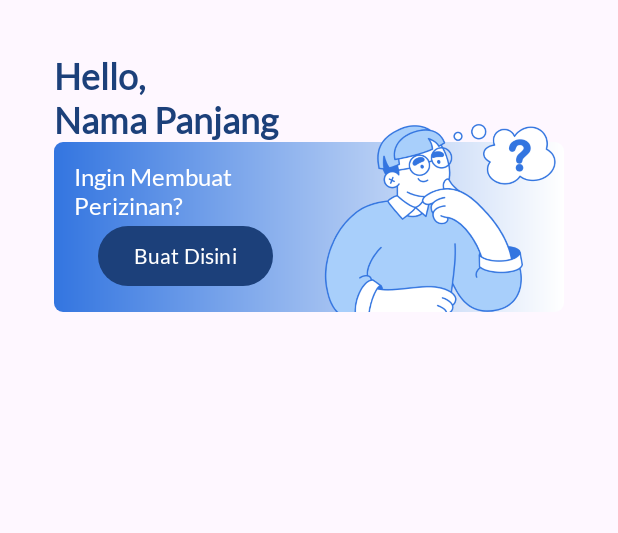
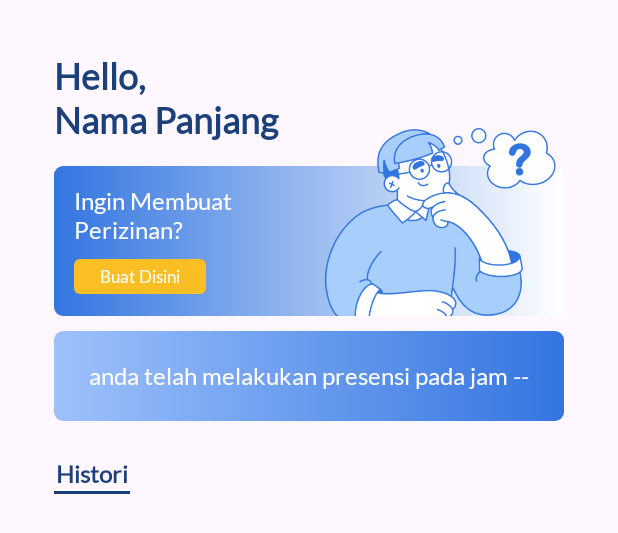
Before and after one commit to GeZaM8/BarCode, an Android app: the layout fragment_home.xml on its own in the app's theme, with its tools: preview values and no code run, on a phone screen of 412 x 824 dp. Shown: the top 533 px of the screen. Run offline under Robolectric (Android 15) with nearby library versions, the phone set to English and light mode, and no system bars.

Commit message:
home page beta#2

```diff
--- a/app/src/main/AndroidManifest.xml
+++ b/app/src/main/AndroidManifest.xml
@@ -47,6 +47,9 @@
             android:name=".activity.RegisterActivity"
             android:exported="false" />
         <activity
+            android:name=".activity.HomePageActivity"
+            android:exported="false" />
+        <activity
             android:name=".SplashScreen"
             android:exported="true">
             <intent-filter>
--- /dev/null
+++ b/app/src/main/res/drawable/btn_yellow.xml
@@ -0,0 +1,5 @@
+<?xml version="1.0" encoding="utf-8"?>
+<shape xmlns:android="http://schemas.android.com/apk/res/android">
+    <solid android:color="@color/yellow"/>
+    <corners android:radius="4dp"/>
+</shape>
--- /dev/null
+++ b/app/src/main/res/drawable/shape_gradient_blue32blue2.xml
@@ -0,0 +1,8 @@
+<?xml version="1.0" encoding="utf-8"?>
+<shape xmlns:android="http://schemas.android.com/apk/res/android">
+    <gradient
+        android:startColor="@color/blue3"
+        android:endColor="@color/blue2"
+        android:angle="0" />
+    <corners android:radius="6dp"/>
+</shape>
--- a/app/src/main/res/layout/activity_home_page.xml
+++ b/app/src/main/res/layout/activity_home_page.xml
@@ -11,7 +11,7 @@
         android:id="@+id/frameLayout"
         android:layout_width="0dp"
         android:layout_height="0dp"
-        app:layout_constraintBottom_toTopOf="@+id/cardView"
+        app:layout_constraintBottom_toBottomOf="parent"
         app:layout_constraintEnd_toEndOf="parent"
         app:layout_constraintStart_toStartOf="parent"
         app:layout_constraintTop_toTopOf="parent">
--- a/app/src/main/res/layout/fragment_home.xml
+++ b/app/src/main/res/layout/fragment_home.xml
@@ -27,7 +27,8 @@
         <LinearLayout
             android:id="@+id/linearLayout6"
             android:layout_width="match_parent"
-            android:layout_height="wrap_content"
+            android:layout_height="100dp"
+            android:layout_marginTop="16dp"
             android:background="@drawable/shape_gradient_blue2white"
             android:orientation="vertical"
             android:padding="13dp"
@@ -39,17 +40,42 @@
                 android:id="@+id/textView7"
                 android:layout_width="wrap_content"
                 android:layout_height="wrap_content"
+                android:layout_marginBottom="10dp"
                 android:text="Ingin Membuat\nPerizinan?"
                 android:textColor="@color/white"
                 android:textSize="16sp" />
 
             <Button
                 android:id="@+id/button2"
+                style="@style/buttonYellow"
+                android:layout_width="wrap_content"
+                android:layout_height="23dp"
+                android:padding="0dp"
+                android:text="Buat Disini"
+                android:textSize="11sp"
+                app:layout_constraintStart_toStartOf="parent" />
+        </LinearLayout>
+
+        <LinearLayout
+            android:id="@+id/linearLayout7"
+            android:layout_width="match_parent"
+            android:layout_height="60dp"
+            android:background="@drawable/shape_gradient_blue32blue2"
+            android:layout_marginTop="10dp"
+            android:orientation="vertical"
+            android:padding="13dp"
+            android:gravity="center"
+            app:layout_constraintEnd_toEndOf="parent"
+            app:layout_constraintStart_toStartOf="parent"
+            app:layout_constraintTop_toBottomOf="@+id/linearLayout6">
+
+            <TextView
+                android:id="@+id/textView8"
                 android:layout_width="wrap_content"
                 android:layout_height="wrap_content"
-                android:layout_marginStart="16dp"
-                android:text="Buat Disini"
-                app:layout_constraintStart_toStartOf="parent" />
+                android:text="anda telah melakukan presensi pada jam --"
+                android:textColor="@color/white"
+                android:textSize="16sp"/>
         </LinearLayout>
 
         <ImageView
@@ -59,5 +85,40 @@
             android:src="@drawable/question"
             app:layout_constraintBottom_toBottomOf="@+id/linearLayout6"
             app:layout_constraintEnd_toEndOf="@+id/linearLayout6" />
+
+        <LinearLayout
+            android:id="@+id/linearLayout8"
+            android:layout_width="wrap_content"
+            android:layout_height="wrap_content"
+            android:layout_marginTop="24dp"
+            android:gravity="center"
+            android:orientation="vertical"
+            app:layout_constraintStart_toStartOf="parent"
+            app:layout_constraintTop_toBottomOf="@+id/linearLayout7">
+
+            <TextView
+                android:id="@+id/textView6"
+                android:layout_width="wrap_content"
+                android:layout_height="wrap_content"
+                android:layout_margin="1dp"
+                android:text="Histori"
+                android:textColor="@color/blue"
+                android:textSize="16sp"
+                android:textStyle="bold" />
+
+            <View
+                android:layout_width="match_parent"
+                android:layout_height="2dp"
+                android:background="@color/blue" />
+        </LinearLayout>
+
+        <androidx.recyclerview.widget.RecyclerView
+            android:layout_width="0dp"
+            android:layout_height="0dp"
+            android:layout_marginTop="8dp"
+            app:layout_constraintBottom_toBottomOf="parent"
+            app:layout_constraintEnd_toEndOf="parent"
+            app:layout_constraintStart_toStartOf="parent"
+            app:layout_constraintTop_toBottomOf="@+id/linearLayout8" />
     </androidx.constraintlayout.widget.ConstraintLayout>
 </FrameLayout>
--- a/app/src/main/res/values/colors.xml
+++ b/app/src/main/res/values/colors.xml
@@ -4,6 +4,8 @@
     <color name="white">#FFFFFFFF</color>
     <color name="blue">#1C407A</color>
     <color name="blue2">#3375E0</color>
+    <color name="blue3">#9EC1FB</color>
     <color name="gray">#D9D9D9</color>
     <color name="gray2">#ADADAD</color>
+    <color name="yellow">#FBBE23</color>
 </resources>
--- a/app/src/main/res/values/themes.xml
+++ b/app/src/main/res/values/themes.xml
@@ -27,7 +27,6 @@
         <item name="android:background">@drawable/btn_gradient</item>
         <item name="backgroundTint">@null</item>
     </style>
-
     <style name="buttonBiasa">
         <item name="android:textAllCaps">false</item>
         <item name="android:textSize">25sp</item>
@@ -36,4 +35,12 @@
         <item name="android:background">@drawable/btn_blue</item>
         <item name="backgroundTint">@null</item>
     </style>
+
+    <style name="buttonYellow">
+        <item name="android:textAllCaps">false</item>
+        <item name="android:textColor">#FFFFFF</item>
+        <item name="android:background">@drawable/btn_yellow</item>
+        <item name="backgroundTint">@null</item>
+    </style>
+
 </resources>
```
Also changed, not shown: app/src/main/java/com/barjek/barcode/fragment/HomeFragment.kt (+8 -1 lines), app/src/main/res/layout/item_histori.xml (added, +60 -0 lines).
